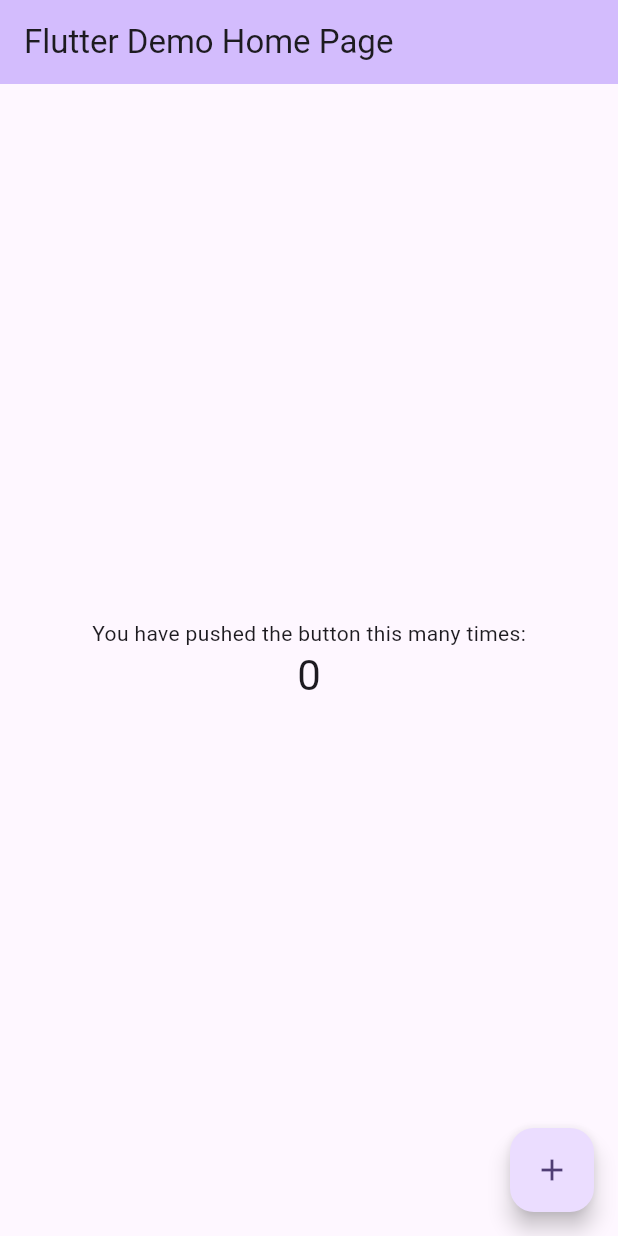
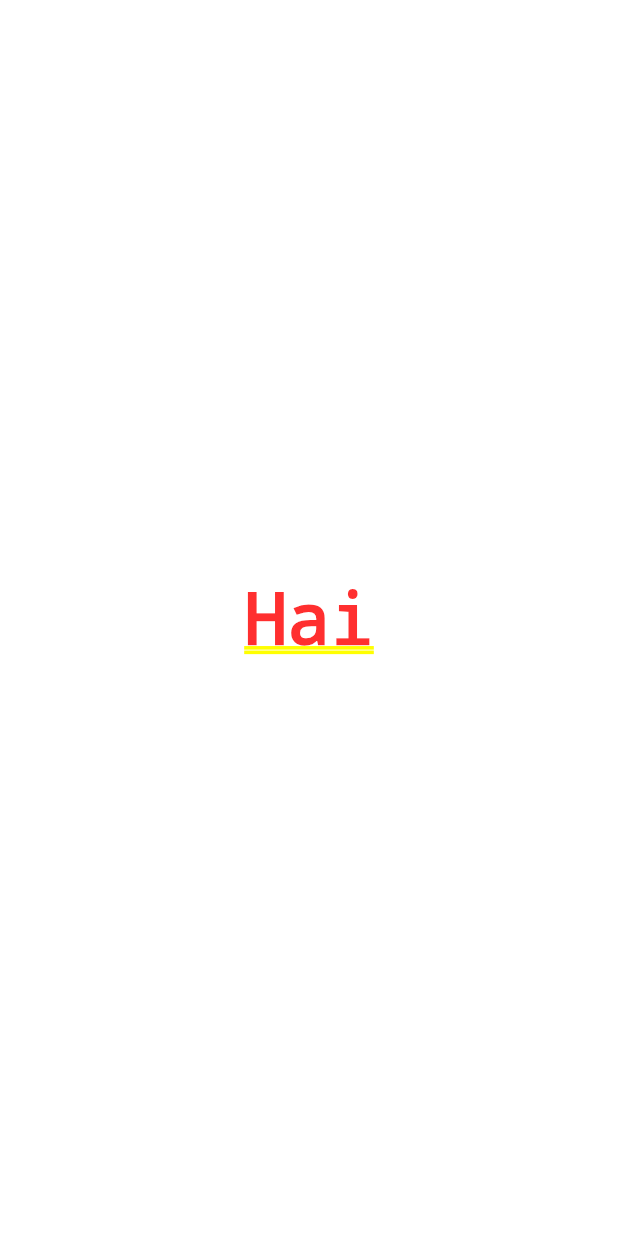
Before and after one commit to CodeBreakProSid/eGriha, a Flutter app: the screen it shows after launch, on a phone screen of 412 x 824 dp. Run offline on Flutter 3.47's test engine with Material 3 defaults, Android fonts, the light colour scheme and no system bars.

Commit message:
Login page UI design starting point

```diff
--- a/lib/main.dart
+++ b/lib/main.dart
@@ -1,4 +1,6 @@
 import 'package:flutter/material.dart';
+
+import 'presentation/login/screen_login.dart';
 
 void main() {
   runApp(const MyApp());
@@ -7,119 +9,15 @@
 class MyApp extends StatelessWidget {
   const MyApp({super.key});
 
-  // This widget is the root of your application.
   @override
   Widget build(BuildContext context) {
     return MaterialApp(
       title: 'Flutter Demo',
       theme: ThemeData(
-        // This is the theme of your application.
-        //
-        // TRY THIS: Try running your application with "flutter run". You'll see
-        // the application has a purple toolbar. Then, without quitting the app,
-        // try changing the seedColor in the colorScheme below to Colors.green
-        // and then invoke "hot reload" (save your changes or press the "hot
-        // reload" button in a Flutter-supported IDE, or press "r" if you used
-        // the command line to start the app).
-        //
-        // Notice that the counter didn't reset back to zero; the application
-        // state is not lost during the reload. To reset the state, use hot
-        // restart instead.
-        //
-        // This works for code too, not just values: Most code changes can be
-        // tested with just a hot reload.
         colorScheme: ColorScheme.fromSeed(seedColor: Colors.deepPurple),
         useMaterial3: true,
       ),
-      home: const MyHomePage(title: 'Flutter Demo Home Page'),
+      home: const ScreenLogin(),
     );
   }
 }
-
-class MyHomePage extends StatefulWidget {
-  const MyHomePage({super.key, required this.title});
-
-  // This widget is the home page of your application. It is stateful, meaning
-  // that it has a State object (defined below) that contains fields that affect
-  // how it looks.
-
-  // This class is the configuration for the state. It holds the values (in this
-  // case the title) provided by the parent (in this case the App widget) and
-  // used by the build method of the State. Fields in a Widget subclass are
-  // always marked "final".
-
-  final String title;
-
-  @override
-  State<MyHomePage> createState() => _MyHomePageState();
-}
-
-class _MyHomePageState extends State<MyHomePage> {
-  int _counter = 0;
-
-  void _incrementCounter() {
-    setState(() {
-      // This call to setState tells the Flutter framework that something has
-      // changed in this State, which causes it to rerun the build method below
-      // so that the display can reflect the updated values. If we changed
-      // _counter without calling setState(), then the build method would not be
-      // called again, and so nothing would appear to happen.
-      _counter++;
-    });
-  }
-
-  @override
-  Widget build(BuildContext context) {
-    // This method is rerun every time setState is called, for instance as done
-    // by the _incrementCounter method above.
-    //
-    // The Flutter framework has been optimized to make rerunning build methods
-    // fast, so that you can just rebuild anything that needs updating rather
-    // than having to individually change instances of widgets.
-    return Scaffold(
-      appBar: AppBar(
-        // TRY THIS: Try changing the color here to a specific color (to
-        // Colors.amber, perhaps?) and trigger a hot reload to see the AppBar
-        // change color while the other colors stay the same.
-        backgroundColor: Theme.of(context).colorScheme.inversePrimary,
-        // Here we take the value from the MyHomePage object that was created by
-        // the App.build method, and use it to set our appbar title.
-        title: Text(widget.title),
-      ),
-      body: Center(
-        // Center is a layout widget. It takes a single child and positions it
-        // in the middle of the parent.
-        child: Column(
-          // Column is also a layout widget. It takes a list of children and
-          // arranges them vertically. By default, it sizes itself to fit its
-          // children horizontally, and tries to be as tall as its parent.
-          //
-          // Column has various properties to control how it sizes itself and
-          // how it positions its children. Here we use mainAxisAlignment to
-          // center the children vertically; the main axis here is the vertical
-          // axis because Columns are vertical (the cross axis would be
-          // horizontal).
-          //
-          // TRY THIS: Invoke "debug painting" (choose the "Toggle Debug Paint"
-          // action in the IDE, or press "p" in the console), to see the
-          // wireframe for each widget.
-          mainAxisAlignment: MainAxisAlignment.center,
-          children: <Widget>[
-            const Text(
-              'You have pushed the button this many times:',
-            ),
-            Text(
-              '$_counter',
-              style: Theme.of(context).textTheme.headlineMedium,
-            ),
-          ],
-        ),
-      ),
-      floatingActionButton: FloatingActionButton(
-        onPressed: _incrementCounter,
-        tooltip: 'Increment',
-        child: const Icon(Icons.add),
-      ), // This trailing comma makes auto-formatting nicer for build methods.
-    );
-  }
-}
--- /dev/null
+++ b/lib/presentation/login/screen_login.dart
@@ -0,0 +1,12 @@
+import 'package:flutter/material.dart';
+
+class ScreenLogin extends StatelessWidget {
+  const ScreenLogin({super.key});
+
+  @override
+  Widget build(BuildContext context) {
+    return const Center(
+      child: Text('Hai'),
+    );
+  }
+}
```
